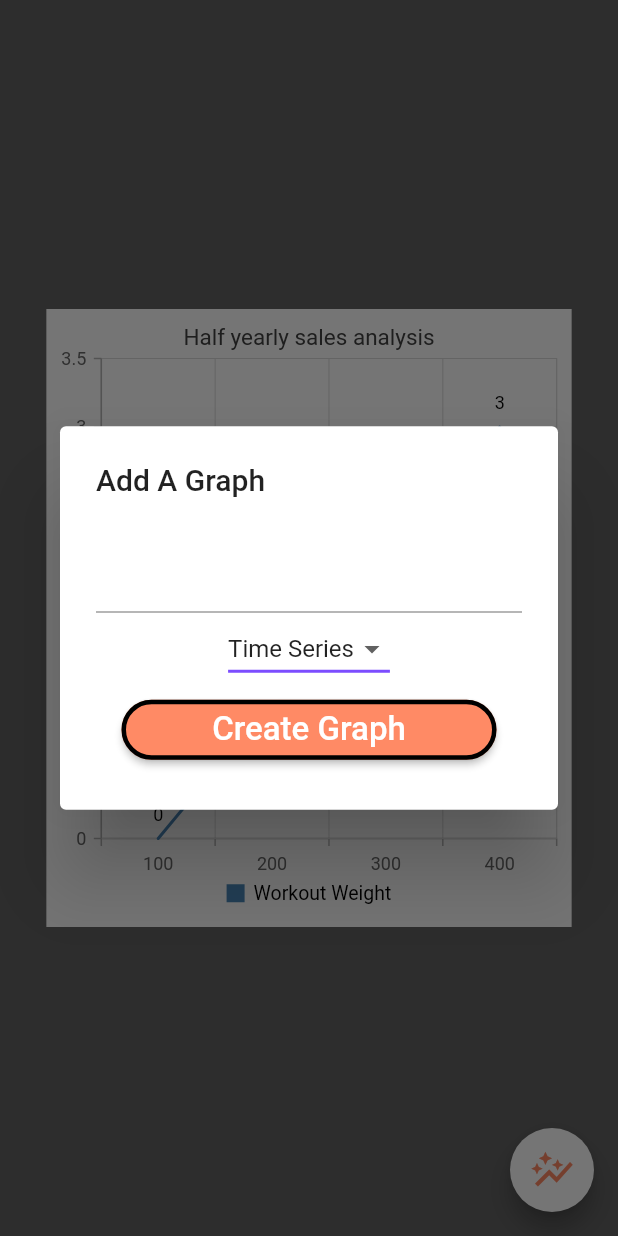
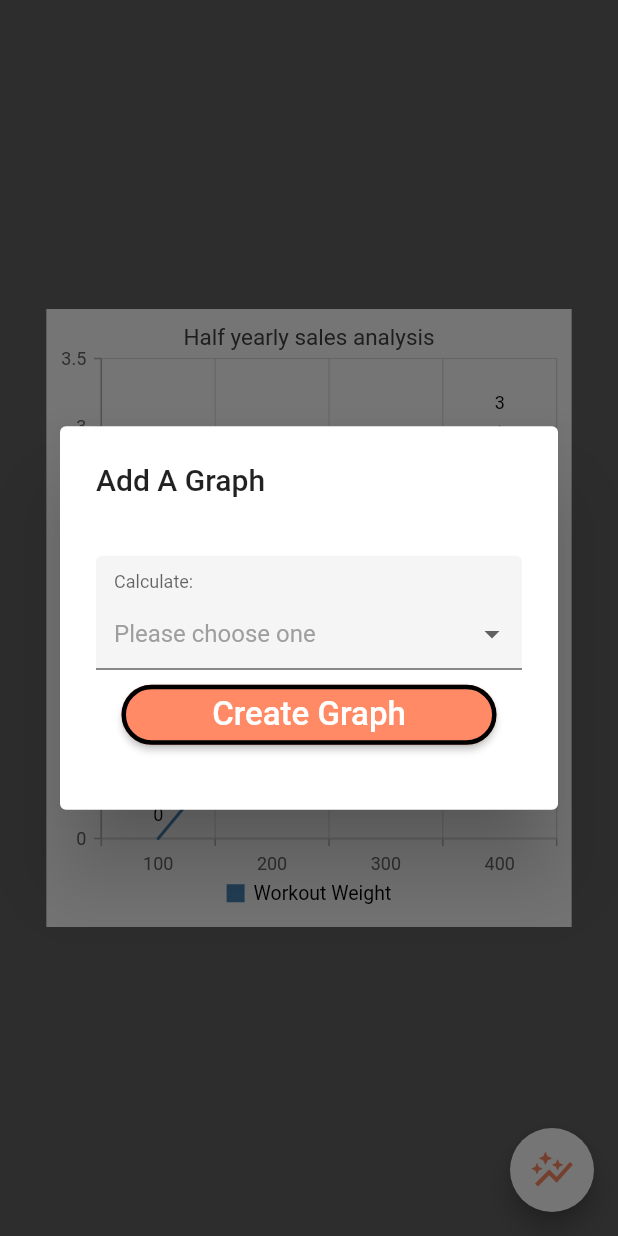
Before and after one commit to OBurnsy22/tempo, a Flutter app: the analyticsHome screen opened directly, after a tap on the "auto graph" icon, on a phone screen of 412 x 824 dp. Run offline on Flutter 3.47's test engine with Material 2 defaults, Android fonts, the phone set to English and light mode, and no system bars; drawn by our look-alikes of dropdown_formfield; our stand-ins replace bordered_text, cloud_firestore, curved_navigation_bar, firebase_auth, firebase_core, firebase_storage and 3 more; missing offline and left inert: flutter_ringtone_player; accounts and stored records are empty.

Commit message:
Dropdown field on form now working

```diff
--- a/tempo/lib/analytics.dart
+++ b/tempo/lib/analytics.dart
@@ -1,6 +1,9 @@
 import 'package:flutter/material.dart';
 import 'package:syncfusion_flutter_charts/charts.dart';
-import 'package:syncfusion_flutter_charts/sparkcharts.dart';
+import 'package:cloud_firestore/cloud_firestore.dart';
+import 'firebase.dart' as fb;
+import 'package:dropdown_formfield/dropdown_formfield.dart';
+
 
 //class to track workouts and their timestamps
 class _WorkoutTimestamps {
@@ -19,9 +22,13 @@ class analyticsHomeState extends State<analyticsHome>
     with AutomaticKeepAliveClientMixin<analyticsHome> {
   //https://pub.dev/packages/syncfusion_flutter_charts/example
   final graph_form_key = GlobalKey<FormState>();
-  String graph_type = 'Time Series';
   bool generated = true;
   List graphs = [];
+  bool data_retrieved = false;
+  List<QueryDocumentSnapshot> user_data = [];
+
+  String calculateChoice;
+  String fromChoice;
 
   List<_WorkoutTimestamps> chartData = [
     _WorkoutTimestamps('100', 0),
@@ -34,11 +41,20 @@ class analyticsHomeState extends State<analyticsHome>
   void initState() {
     super.initState();
     //generateGraphs();
+    retrieveData();
+  }
+
+  Future<void> retrieveData() async {
+    user_data = await fb.fireDatabase().retrieveUserData();
+    print(user_data.length);
+    setState(() {
+      data_retrieved = true;
+    });
   }
 
   @override
   Widget build(BuildContext context) {
-    if (generated) {
+    if (data_retrieved) {
       return Scaffold(
         backgroundColor: Colors.grey.shade700,
         body: Center(
@@ -144,32 +160,32 @@ class analyticsHomeState extends State<analyticsHome>
   //input for adding a new graph
   List<Widget> graphInput() {
     return [
-      TextFormField(
-        key: Key("input_key"),
-        onSaved: (String graphName) {
-          //save here
-          //_folder = folderName;
-        },
-        validator: (String graphName) {
-          //ensure a folder name was entered
-          if ((graphName.isEmpty)) {
-            return 'Please enter text';
-          }
-          return null;
-        },
-      ),
-      DropdownButton<String>(
-        value: graph_type,
-        underline: Container(height: 2, color: Colors.deepPurpleAccent),
-        onChanged: (String newValue) {
+      DropDownFormField(
+        titleText: 'Calculate:',
+        hintText: 'Please choose one',
+        value: calculateChoice,
+        onSaved: (value) {
           setState(() {
-            graph_type = newValue;
+            calculateChoice = value;
           });
         },
-        items: <String>['Time Series', 'Bar']
-            .map<DropdownMenuItem<String>>((String value) {
-          return DropdownMenuItem<String>(value: value, child: Text(value));
-        }).toList(),
+        onChanged: (value) {
+          setState(() {
+            calculateChoice = value;
+          });
+        },
+        dataSource: [ //this just needs to be a list
+          {
+            "display": "hi",
+            "value": "hi"
+          },
+          {
+            "display": "there",
+            "value": "there"
+          },
+        ],
+        textField: "display",
+        valueField: "value",
       )
     ];
   }
--- a/tempo/pubspec.yaml
+++ b/tempo/pubspec.yaml
@@ -45,6 +45,8 @@ dependencies:
 
   bordered_text: ^2.0.0
 
+  dropdown_formfield: ^0.1.3
+
 dev_dependencies:
   flutter_test:
     sdk: flutter
```
Also changed, not shown: tempo/pubspec.lock.
